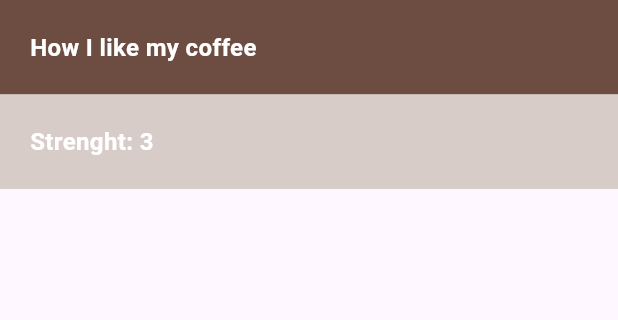
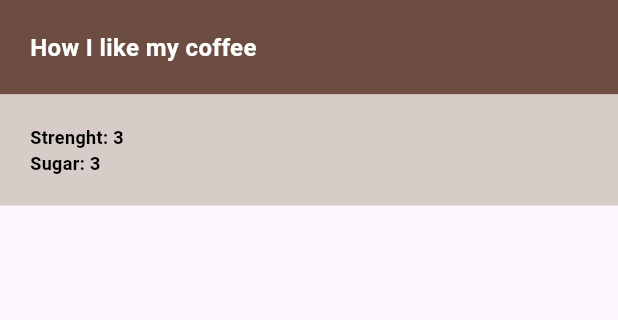
Before and after one commit to IsmailMuhammed2019/coffee_shop, a Flutter app: the screen it shows after launch, on a phone screen of 412 x 824 dp, the part 84-404 px from its top. Run offline on Flutter 3.47's test engine with Material 3 defaults, Android fonts, the phone set to English and light mode, and no system bars; missing offline and left inert: dart:ffi.

Commit message:
update sized boxed

```diff
--- a/lib/coffee_prefe.dart
+++ b/lib/coffee_prefe.dart
@@ -1,3 +1,4 @@
+import 'package:coffee_shop/small_body_test.dart';
 import 'package:coffee_shop/styled_body_text.dart';
 import 'package:flutter/material.dart';
 
@@ -15,8 +16,16 @@ class _CoffeePrefeState extends State<CoffeePrefe> {
       children: [
         Row(
           children: [
-            StyledBodyText('Strenght: '),
-            StyledBodyText('3'),
+            SmallBodyTest('Strenght: '),
+            SmallBodyTest('3'),
+            SizedBox(),
+          ],
+        ),
+        Row(
+          children: [
+            SmallBodyTest('Sugar: '),
+            SmallBodyTest('3'),
+            SizedBox(),
           ],
         )
       ],
--- a/lib/small_body_test.dart
+++ b/lib/small_body_test.dart
@@ -11,7 +11,7 @@ class SmallBodyTest extends StatelessWidget {
         style: const TextStyle(
           fontWeight: FontWeight.bold,
           fontSize: 12,
-          color: Colors.white,
+          color: Colors.black,
         ));
   }
 }
```
